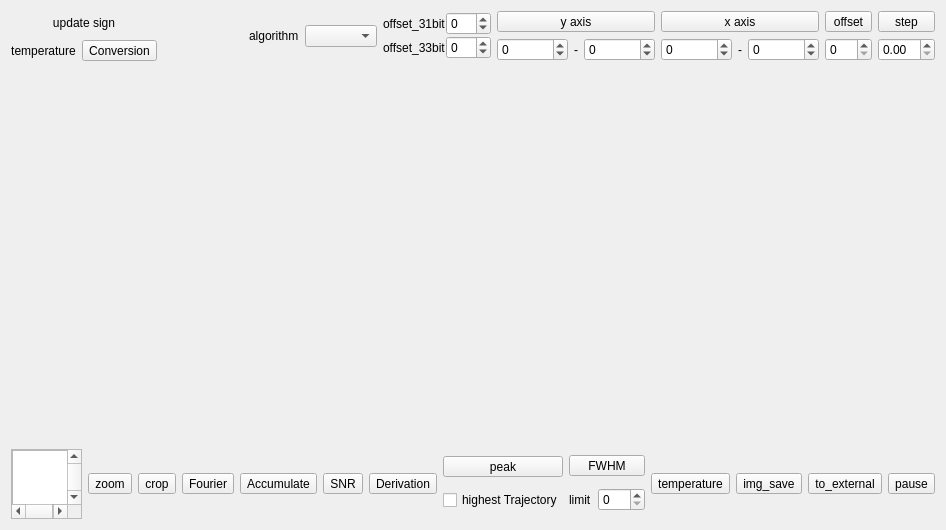
This is src/form/plot/formplot.ui in MRsoymilk/MySerial as Qt 5 draws it before an edit. The edited form follows.
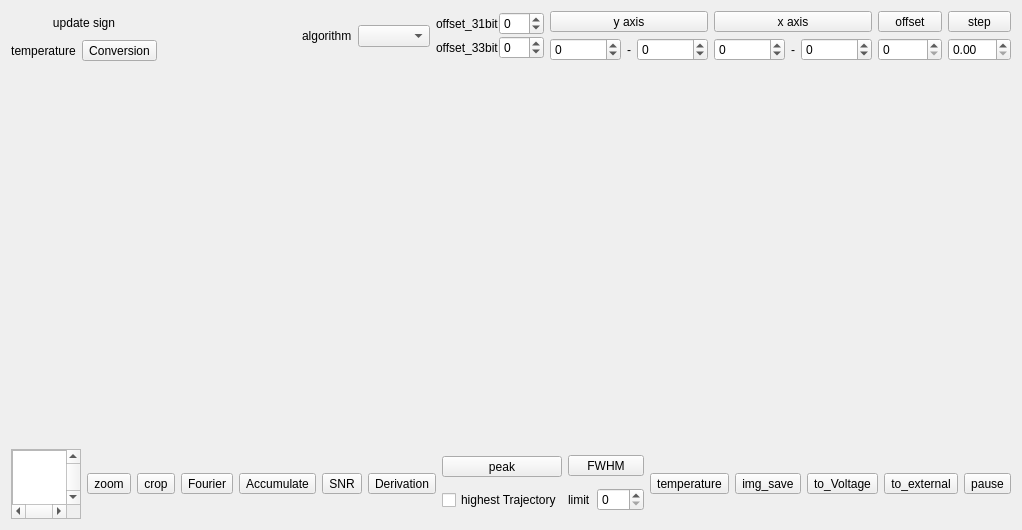
This is the edited form. Icons and pictures are not drawn.

Commit message: add voltage conversion

What changed in the file:
```diff
--- a/src/form/plot/formplot.ui
+++ b/src/form/plot/formplot.ui
@@ -6,7 +6,7 @@
    <rect>
     <x>0</x>
     <y>0</y>
-    <width>946</width>
+    <width>1008</width>
     <height>530</height>
    </rect>
   </property>
@@ -316,6 +316,13 @@
        </property>
       </widget>
      </item>
+     <item>
+      <widget class="QToolButton" name="tBtnToVoltage">
+       <property name="text">
+        <string>to_Voltage</string>
+       </property>
+      </widget>
+     </item>
      <item>
       <widget class="QToolButton" name="tBtnToExternal">
        <property name="text">
```
The commit also changes 11 other files.
